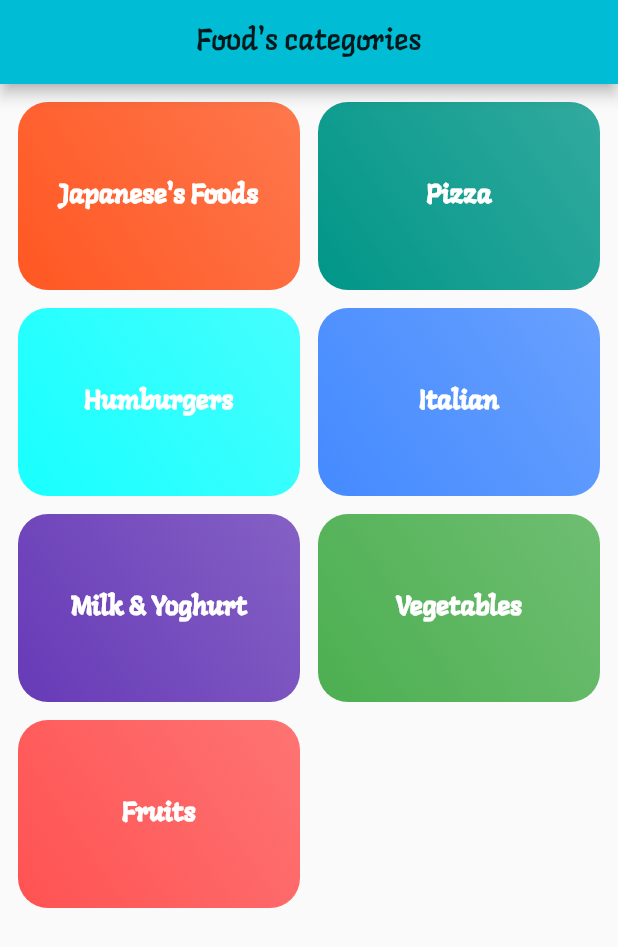
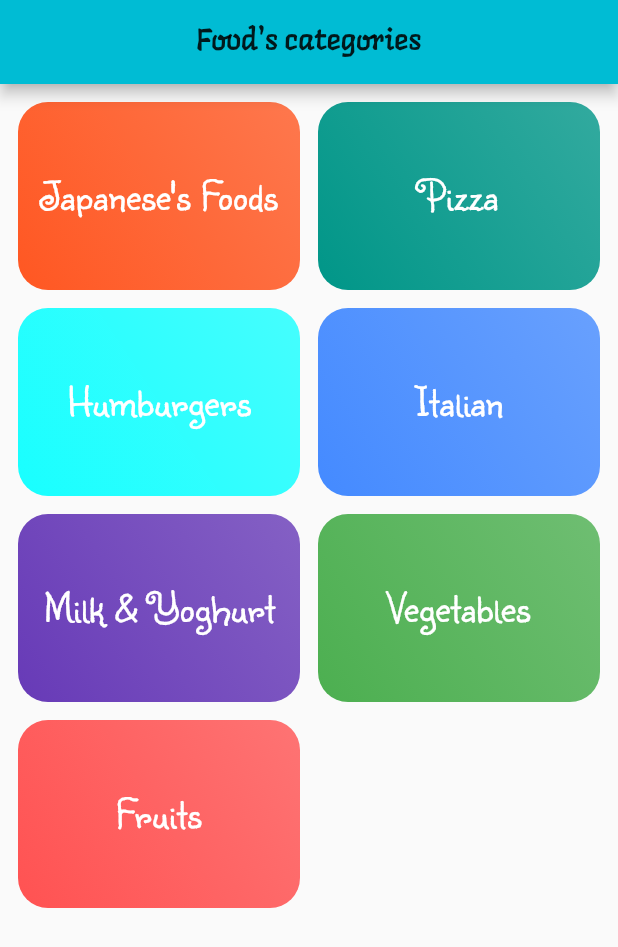
Before and after one commit to tunganh31309/foodapp, a Flutter app: the screen it shows after launch, on a phone screen of 412 x 824 dp. Shown: the top 947 px of the screen. Run offline on Flutter 3.47's test engine with Material 2 defaults, Android fonts, the phone set to English and light mode, and no system bars.

Commit message:
thay đổi style font

```diff
--- a/lib/category_item.dart
+++ b/lib/category_item.dart
@@ -17,11 +17,7 @@ class CategoryItem extends StatelessWidget {
         mainAxisAlignment: MainAxisAlignment.center,
         // cho thẻ Column, Alignment theo chiều X chiều Y dựa vào center
         children: <Widget>[
-          Text(this.category.content,
-              style: TextStyle(
-                  fontSize: 18,
-                  fontWeight: FontWeight.bold,
-                  color: Colors.white)),
+          Text(this.category.content, style: Theme.of(context).textTheme.title),
         ],
       ),
       decoration: BoxDecoration(
```
